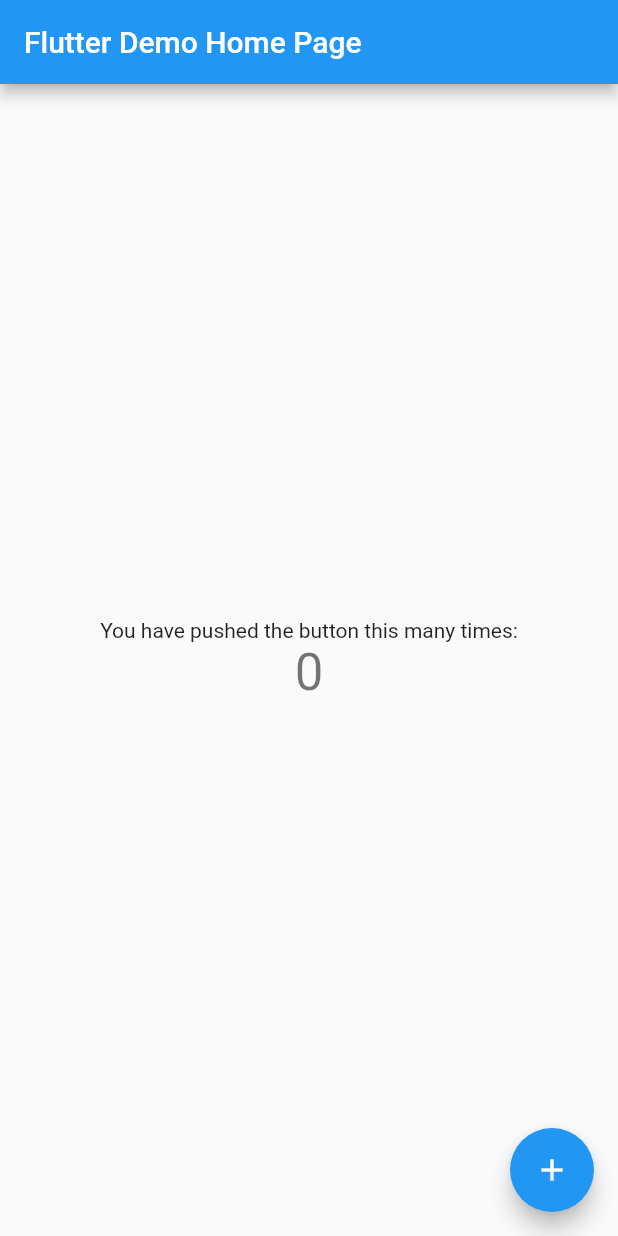
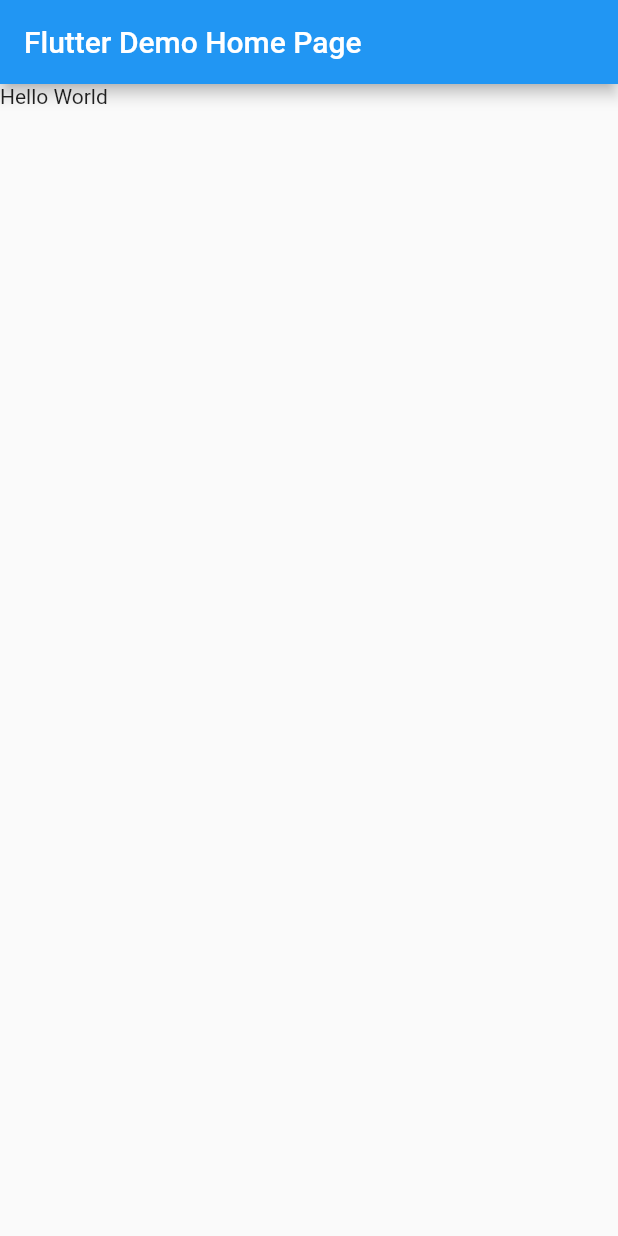
Before and after one commit to yamashun/flutter_application_1, a Flutter app: the screen it shows after launch, on a phone screen of 412 x 824 dp. Run offline on Flutter 3.47's test engine with Material 2 defaults, Android fonts, the phone set to English and light mode, and no system bars.

Commit message:
change body

```diff
--- a/lib/main.dart
+++ b/lib/main.dart
@@ -76,41 +76,7 @@ class _MyHomePageState extends State<MyHomePage> {
         // the App.build method, and use it to set our appbar title.
         title: Text(widget.title),
       ),
-      body: Center(
-        // Center is a layout widget. It takes a single child and positions it
-        // in the middle of the parent.
-        child: Column(
-          // Column is also a layout widget. It takes a list of children and
-          // arranges them vertically. By default, it sizes itself to fit its
-          // children horizontally, and tries to be as tall as its parent.
-          //
-          // Invoke "debug painting" (press "p" in the console, choose the
-          // "Toggle Debug Paint" action from the Flutter Inspector in Android
-          // Studio, or the "Toggle Debug Paint" command in Visual Studio Code)
-          // to see the wireframe for each widget.
-          //
-          // Column has various properties to control how it sizes itself and
-          // how it positions its children. Here we use mainAxisAlignment to
-          // center the children vertically; the main axis here is the vertical
-          // axis because Columns are vertical (the cross axis would be
-          // horizontal).
-          mainAxisAlignment: MainAxisAlignment.center,
-          children: <Widget>[
-            const Text(
-              'You have pushed the button this many times:',
-            ),
-            Text(
-              '$_counter',
-              style: Theme.of(context).textTheme.headlineMedium,
-            ),
-          ],
-        ),
-      ),
-      floatingActionButton: FloatingActionButton(
-        onPressed: _incrementCounter,
-        tooltip: 'Increment',
-        child: const Icon(Icons.add),
-      ), // This trailing comma makes auto-formatting nicer for build methods.
+      body: Text("Hello World"),
     );
   }
 }
```
